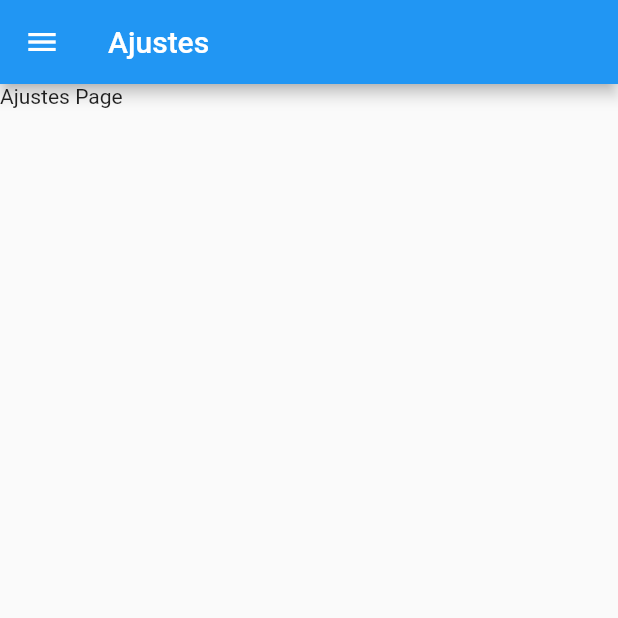
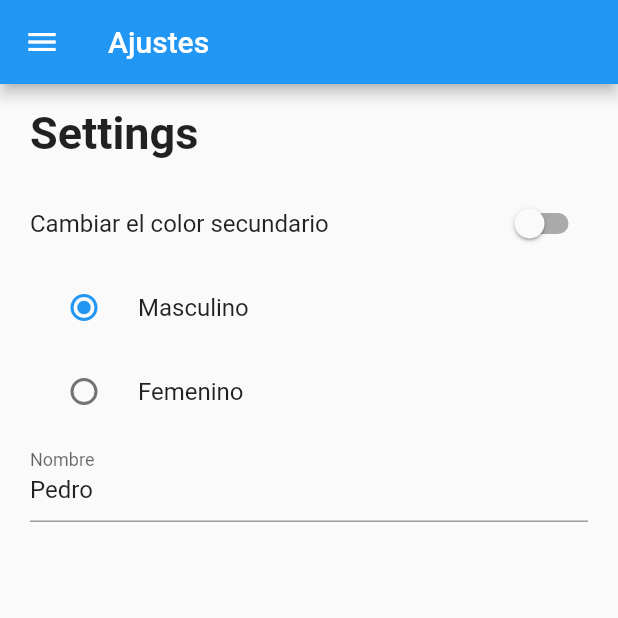
Before and after one commit to bryansrm/flutter-user-preferences, a Flutter app: the SettingsPage screen opened by its route, on a phone screen of 412 x 824 dp, the top half of it. Run offline on Flutter 3.47's test engine with Material 2 defaults, Android fonts, the phone set to English and light mode, and no system bars.

Commit message:
pantalla ajustes

```diff
--- a/lib/src/pages/settings_page.dart
+++ b/lib/src/pages/settings_page.dart
@@ -2,9 +2,26 @@ import 'package:flutter/material.dart';
 
 import 'package:app_user_preferences/src/widgets/menu_widget.dart';
 
-class SettingsPage extends StatelessWidget {
+class SettingsPage extends StatefulWidget {
 
   static final String routeName = 'settings';
+
+  @override
+  _SettingsPageState createState() => _SettingsPageState();
+}
+
+class _SettingsPageState extends State<SettingsPage> {
+
+  bool _colorSecundario = false;
+  int _genero = 1;
+  String _nombre = 'Pedro';
+
+  TextEditingController _textController;
+
+  void initState(){
+    super.initState();
+    _textController = new TextEditingController(text: _nombre);
+  }
 
   @override
   Widget build(BuildContext context) {
@@ -13,11 +30,58 @@ class SettingsPage extends StatelessWidget {
         title: Text('Ajustes'),
       ),
       drawer: MenuWidget(),
-      body: Column(
+      body: Container(
+        padding: EdgeInsets.symmetric(horizontal: 20.0),
+        child: ListView(
           children: [
-            Text('Ajustes Page'),
+            Container(
+              margin: EdgeInsets.symmetric(vertical: 15.0),
+              child: Text('Settings', style: TextStyle(fontSize: 30.0, fontWeight: FontWeight.bold),),
+            ),
+            SwitchListTile(
+              contentPadding: EdgeInsets.symmetric(horizontal: 0),
+              value: _colorSecundario,
+              title: Text('Cambiar el color secundario'),
+              onChanged: ( value ){
+                setState(() {
+                  _colorSecundario = !_colorSecundario;
+                });
+              }
+            ),
+            RadioListTile(
+              value: 1,
+              title: Text('Masculino'),
+              groupValue: _genero,
+              onChanged: ( value ){
+                setState(() {
+                  _genero = value;
+                });
+              },
+            ),
+            RadioListTile(
+              value: 2,
+              title: Text('Femenino'),
+              groupValue: _genero,
+              onChanged: ( value ){
+                setState(() {
+                  _genero = value;
+                });
+              },
+            ),
+            Container(
+              child: TextField(
+                controller: _textController,
+                decoration: InputDecoration(
+                  labelText: 'Nombre',
+                ),
+                onChanged: ( value ){
+
+                }
+              ),
+            )
           ],
-        )
+        ),
+      )
     );
   }
 }
```
Also changed, not shown: 1 other file.
